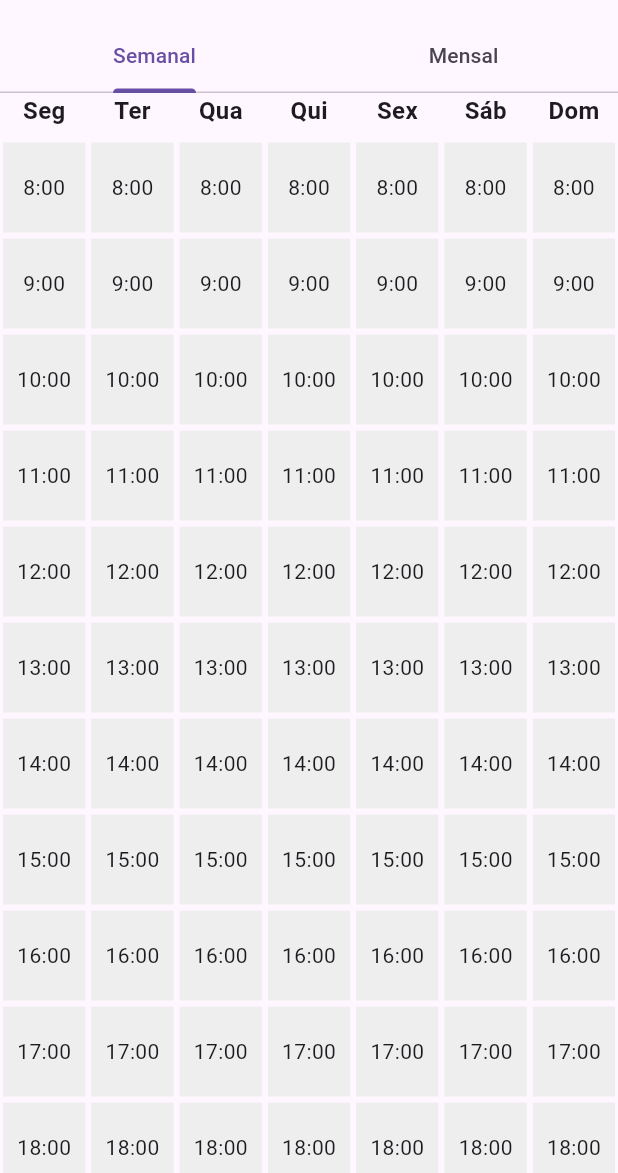
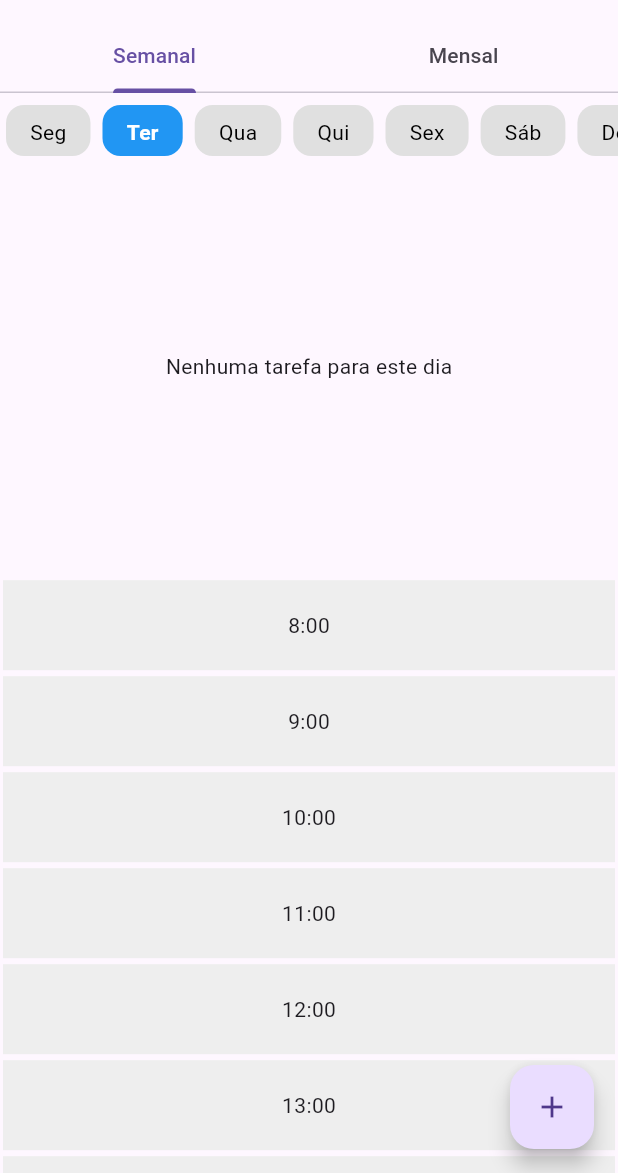
Before and after one commit to MarcelyMelo/DSI_grupo05_2025.1, a Flutter app: the SchedulePage screen opened directly, on a phone screen of 412 x 824 dp, the part 63-1236 px from its top. Run offline on Flutter 3.47's test engine with Material 3 defaults, Android fonts, the phone set to English and light mode, and no system bars; our stand-ins replace flutter_map, geolocator, latlong2, permission_handler.

Commit message:
feat(schedule): visão semanal funcionando com criação e expiração automática de tarefas

```diff
--- /dev/null
+++ b/lib/features/schedule/models/task_model.dart
@@ -0,0 +1,41 @@
+import 'package:flutter/material.dart';
+
+class Task {
+  final String id;
+  final String title;
+  final String? description;
+  final DateTime dueDate;
+  final String tag;
+  final Color tagColor;
+  bool isCompleted;
+
+  Task({
+    required this.id,
+    required this.title,
+    this.description,
+    required this.dueDate,
+    required this.tag,
+    required this.tagColor,
+    this.isCompleted = false,
+  });
+
+  Task copyWith({
+    String? id,
+    String? title,
+    String? description,
+    DateTime? dueDate,
+    String? tag,
+    Color? tagColor,
+    bool? isCompleted,
+  }) {
+    return Task(
+      id: id ?? this.id,
+      title: title ?? this.title,
+      description: description ?? this.description,
+      dueDate: dueDate ?? this.dueDate,
+      tag: tag ?? this.tag,
+      tagColor: tagColor ?? this.tagColor,
+      isCompleted: isCompleted ?? this.isCompleted,
+    );
+  }
+}
--- a/lib/features/schedule/schedule_page.dart
+++ b/lib/features/schedule/schedule_page.dart
@@ -1,6 +1,8 @@
 import 'package:flutter/material.dart';
 import 'widgets/weekly_view.dart';
 import 'widgets/monthly_view.dart';
+import 'schedule_controller.dart';
+import 'widgets/task_form.dart';
 
 class SchedulePage extends StatefulWidget {
   const SchedulePage({Key? key}) : super(key: key);
@@ -11,6 +13,7 @@ class SchedulePage extends StatefulWidget {
 
 class _SchedulePageState extends State<SchedulePage> with SingleTickerProviderStateMixin {
   late TabController _tabController;
+  final ScheduleController _controller = ScheduleController();
 
   @override
   void initState() {
@@ -18,13 +21,13 @@ class _SchedulePageState extends State<SchedulePage> with SingleTickerProviderSt
     _tabController = TabController(length: 2, vsync: this);
   }
 
- @override
+  @override
   void dispose() {
     _tabController.dispose();
     super.dispose();
   }
 
-@override
+  @override
   Widget build(BuildContext context) {
     return Scaffold(
       appBar: AppBar(
@@ -39,10 +42,24 @@ class _SchedulePageState extends State<SchedulePage> with SingleTickerProviderSt
       ),
       body: TabBarView(
         controller: _tabController,
-        children: const [
-          WeeklyView(),
+        children: [
+          WeeklyView(allTasks: _controller.tasks),
           MonthlyView(),
         ],
+      ),
+      floatingActionButton: FloatingActionButton(
+        onPressed: () {
+          showDialog(
+            context: context,
+            builder: (context) => TaskForm(
+              controller: _controller,
+              onTaskAdded: () {
+                setState(() {}); // atualiza a UI para refletir a nova tarefa
+              },
+            ),
+          );
+        },
+        child: const Icon(Icons.add),
       ),
     );
   }
--- a/lib/features/schedule/widgets/weekly_view.dart
+++ b/lib/features/schedule/widgets/weekly_view.dart
@@ -1,51 +1,131 @@
 import 'package:flutter/material.dart';
+import '../models/task_model.dart';
 
-class WeeklyView extends StatelessWidget {
-  const WeeklyView({super.key});
+class WeeklyView extends StatefulWidget {
+  final List<Task> allTasks; // Recebe todas as tarefas da semana (ou do controller)
 
-  final List<String> weekDays = const [
-    'Seg', 'Ter', 'Qua', 'Qui', 'Sex', 'Sáb', 'Dom'
-  ];
+  const WeeklyView({Key? key, required this.allTasks}) : super(key: key);
+
+  @override
+  State<WeeklyView> createState() => _WeeklyViewState();
+}
+
+class _WeeklyViewState extends State<WeeklyView> {
+  int selectedDayIndex = DateTime.now().weekday - 1; // 0 = seg, 6 = dom
+  final List<String> weekDays = const ['Seg', 'Ter', 'Qua', 'Qui', 'Sex', 'Sáb', 'Dom'];
+
+  // Retorna tarefas do dia selecionado
+  List<Task> get tasksForSelectedDay {
+    DateTime today = DateTime.now();
+    // Ajustar a data para o dia da semana selecionado (mesmo semana atual)
+    DateTime selectedDate = today.subtract(Duration(days: today.weekday - 1 - selectedDayIndex));
+
+    return widget.allTasks.where((task) {
+      return task.dueDate.year == selectedDate.year &&
+          task.dueDate.month == selectedDate.month &&
+          task.dueDate.day == selectedDate.day;
+    }).toList();
+  }
 
   @override
   Widget build(BuildContext context) {
     return Column(
       children: [
-        // Cabeçalho com os dias da semana
-        Row(
-          mainAxisAlignment: MainAxisAlignment.spaceAround,
-          children: weekDays
-              .map((day) => Expanded(
-                    child: Center(
-                      child: Text(
-                        day,
-                        style: const TextStyle(
-                            fontWeight: FontWeight.bold, fontSize: 16),
+        // Seletor de dias da semana no topo
+        SizedBox(
+          height: 50,
+          child: ListView.builder(
+            scrollDirection: Axis.horizontal,
+            itemCount: weekDays.length,
+            itemBuilder: (context, index) {
+              bool isSelected = index == selectedDayIndex;
+              return GestureDetector(
+                onTap: () => setState(() => selectedDayIndex = index),
+                child: Container(
+                  padding: const EdgeInsets.symmetric(horizontal: 16, vertical: 8),
+                  margin: const EdgeInsets.symmetric(horizontal: 4, vertical: 8),
+                  decoration: BoxDecoration(
+                    color: isSelected ? Colors.blue : Colors.grey[300],
+                    borderRadius: BorderRadius.circular(12),
+                  ),
+                  child: Center(
+                    child: Text(
+                      weekDays[index],
+                      style: TextStyle(
+                        color: isSelected ? Colors.white : Colors.black,
+                        fontWeight: isSelected ? FontWeight.bold : FontWeight.normal,
                       ),
                     ),
-                  ))
-              .toList(),
+                  ),
+                ),
+              );
+            },
+          ),
         ),
+
+        // Lista de tarefas do dia selecionado
+        Expanded(
+          flex: 2,
+          child: tasksForSelectedDay.isEmpty
+              ? const Center(child: Text('Nenhuma tarefa para este dia'))
+              : ListView.builder(
+                  itemCount: tasksForSelectedDay.length,
+                  itemBuilder: (context, index) {
+                    final task = tasksForSelectedDay[index];
+                    return ListTile(
+                      title: Text(task.title),
+                      subtitle: Text(
+                        'Entrega: ${task.dueDate.day}/${task.dueDate.month}/${task.dueDate.year} '
+                        '${task.dueDate.hour}:${task.dueDate.minute.toString().padLeft(2, '0')}',
+                      ),
+                      leading: CircleAvatar(backgroundColor: task.tagColor),
+                    );
+                  },
+                ),
+        ),
+
         const SizedBox(height: 8),
 
-        // Blocos de horário (simples por enquanto)
+        // Grade horária do dia selecionado com indicação das tarefas
         Expanded(
+          flex: 3,
           child: ListView.builder(
-            itemCount: 12, // Ex: 12 blocos horários (ex: das 8h às 20h)
+            itemCount: 12, // blocos de horário (ex: 8h às 20h)
             itemBuilder: (context, hourIndex) {
+              int hour = 8 + hourIndex;
+              // Tarefas que começam nesta hora no dia selecionado
+              final tasksThisHour = tasksForSelectedDay.where((task) => task.dueDate.hour == hour).toList();
+
               return Row(
-                children: List.generate(7, (dayIndex) {
-                  return Expanded(
+                children: [
+                  Expanded(
                     child: Container(
                       margin: const EdgeInsets.all(2),
                       height: 60,
                       color: Colors.grey[200],
-                      child: Center(
-                        child: Text('${8 + hourIndex}:00'),
+                      child: Stack(
+                        children: [
+                          Center(child: Text('$hour:00')),
+                          ...tasksThisHour.map((task) => Positioned(
+                                left: 40,
+                                top: 10,
+                                child: Container(
+                                  padding: const EdgeInsets.symmetric(horizontal: 6, vertical: 4),
+                                  decoration: BoxDecoration(
+                                    color: task.tagColor.withOpacity(0.7),
+                                    borderRadius: BorderRadius.circular(6),
+                                  ),
+                                  child: Text(
+                                    task.title,
+                                    style: const TextStyle(color: Colors.white, fontSize: 12),
+                                  ),
+                                ),
+                              )),
+                        ],
                       ),
                     ),
-                  );
-                }),
+                  ),
+                ],
               );
             },
           ),
```
Also changed, not shown: lib/features/schedule/schedule_controller.dart (+29 -0 lines), lib/features/schedule/widgets/task_form.dart (added, +244 -0 lines).
